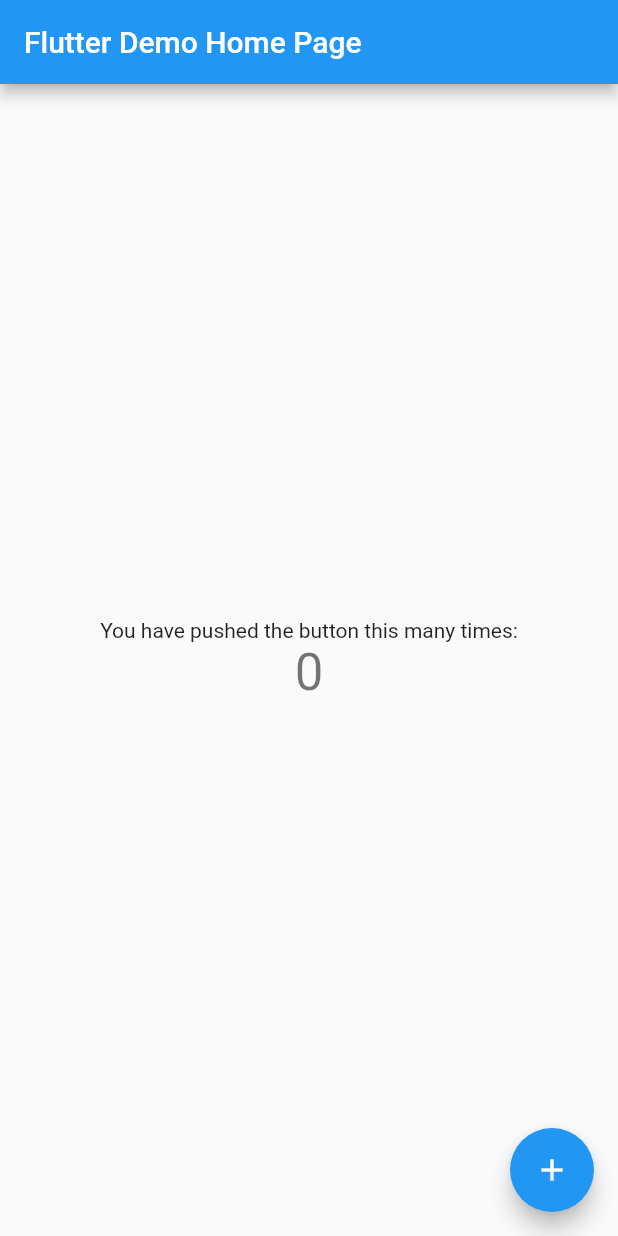
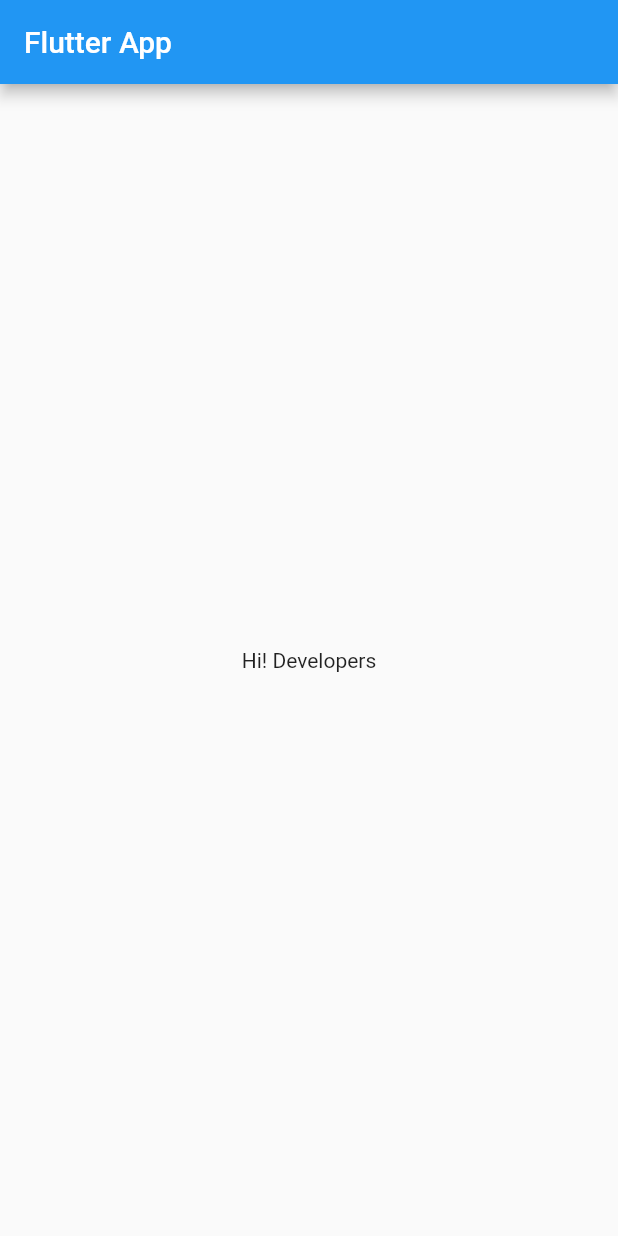
Before and after one commit to xiakshay/Flutter_Learning, a Flutter app: the screen it shows after launch, on a phone screen of 412 x 824 dp. Run offline on Flutter 3.47's test engine with Material 2 defaults, Android fonts, the phone set to English and light mode, and no system bars.

Commit message:
Started with New App

```diff
--- a/lib/main.dart
+++ b/lib/main.dart
@@ -1,75 +1,23 @@
+
 import 'package:flutter/material.dart';
 
+
 void main() {
-  runApp(const MyApp());
+  runApp(MaterialApp(
+    title: "Flutter App",
+    home: HomePage(),
+  ));
 }
 
-class MyApp extends StatelessWidget {
-  const MyApp({Key? key}) : super(key: key);
-
-  // This widget is the root of your application.
-  @override
-  Widget build(BuildContext context) {
-    return MaterialApp(
-      title: 'Flutter Demo',
-      theme: ThemeData(
-
-        primarySwatch: Colors.blue,
+class HomePage extends StatelessWidget {
+  Widget build(BuildContext context){
+    return Scaffold(
+      appBar: AppBar(
+        title: Text("Flutter App"),
       ),
-      home: const MyHomePage(title: 'Flutter Demo Home Page'),
+      body: Container(
+        child: Center(child: Text("Hi! Developers")),
+      ),
     );
   }
 }
-
-class MyHomePage extends StatefulWidget {
-  const MyHomePage({Key? key, required this.title}) : super(key: key);
-
-
-  final String title;
-
-  @override
-  State<MyHomePage> createState() => _MyHomePageState();
-}
-
-class _MyHomePageState extends State<MyHomePage> {
-  int _counter = 0;
-
-  void _incrementCounter() {
-    setState(() {
-
-      _counter++;
-    });
-  }
-
-  @override
-  Widget build(BuildContext context) {
-
-    return Scaffold(
-      appBar: AppBar(
-
-        title: Text(widget.title),
-      ),
-      body: Center(
-
-        child: Column(
-
-          mainAxisAlignment: MainAxisAlignment.center,
-          children: <Widget>[
-            const Text(
-              'You have pushed the button this many times:',
-            ),
-            Text(
-              '$_counter',
-              style: Theme.of(context).textTheme.headline4,
-            ),
-          ],
-        ),
-      ),
-      floatingActionButton: FloatingActionButton(
-        onPressed: _incrementCounter,
-        tooltip: 'Increment',
-        child: const Icon(Icons.add),
-      ), // This trailing comma makes auto-formatting nicer for build methods.
-    );
-  }
-}
```
